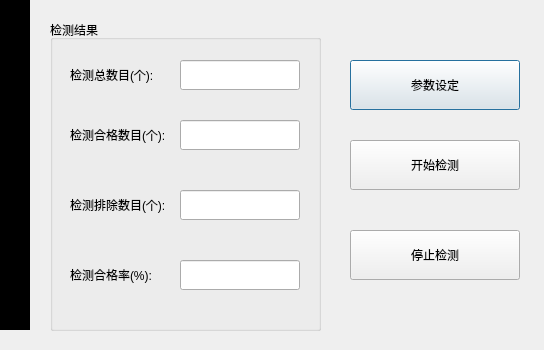
Old version of the form boltDetect/res/boltdetect.ui in the repository Arvin-He/projects; both pictures show x 480 to 1024 and y 180 to 530 of the 1024 by 768 pixel window.
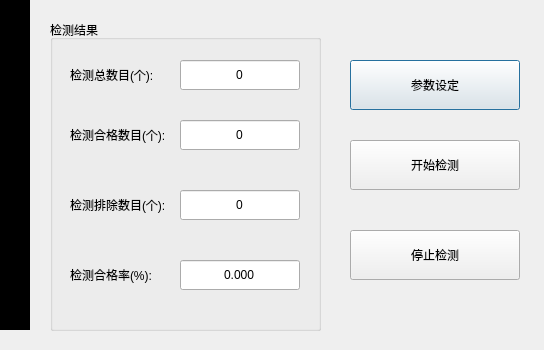
New version of the form.

Commit message: 修改界面属性

```diff
--- a/boltDetect/res/boltdetect.ui
+++ b/boltDetect/res/boltdetect.ui
@@ -167,6 +167,15 @@
       <height>30</height>
      </rect>
     </property>
+    <property name="text">
+     <string>0</string>
+    </property>
+    <property name="alignment">
+     <set>Qt::AlignCenter</set>
+    </property>
+    <property name="readOnly">
+     <bool>true</bool>
+    </property>
    </widget>
    <widget class="QLineEdit" name="goodNumEdit">
     <property name="geometry">
@@ -177,6 +186,15 @@
       <height>30</height>
      </rect>
     </property>
+    <property name="text">
+     <string>0</string>
+    </property>
+    <property name="alignment">
+     <set>Qt::AlignCenter</set>
+    </property>
+    <property name="readOnly">
+     <bool>true</bool>
+    </property>
    </widget>
    <widget class="QLineEdit" name="badNumEdit">
     <property name="geometry">
@@ -187,6 +205,15 @@
       <height>30</height>
      </rect>
     </property>
+    <property name="text">
+     <string>0</string>
+    </property>
+    <property name="alignment">
+     <set>Qt::AlignCenter</set>
+    </property>
+    <property name="readOnly">
+     <bool>true</bool>
+    </property>
    </widget>
    <widget class="QLineEdit" name="goodPercentEdit">
     <property name="geometry">
@@ -197,6 +224,15 @@
       <height>30</height>
      </rect>
     </property>
+    <property name="text">
+     <string>0.000</string>
+    </property>
+    <property name="alignment">
+     <set>Qt::AlignCenter</set>
+    </property>
+    <property name="readOnly">
+     <bool>true</bool>
+    </property>
    </widget>
   </widget>
   <widget class="QLabel" name="statusLabel">
```
The commit also changes 6 other files.
